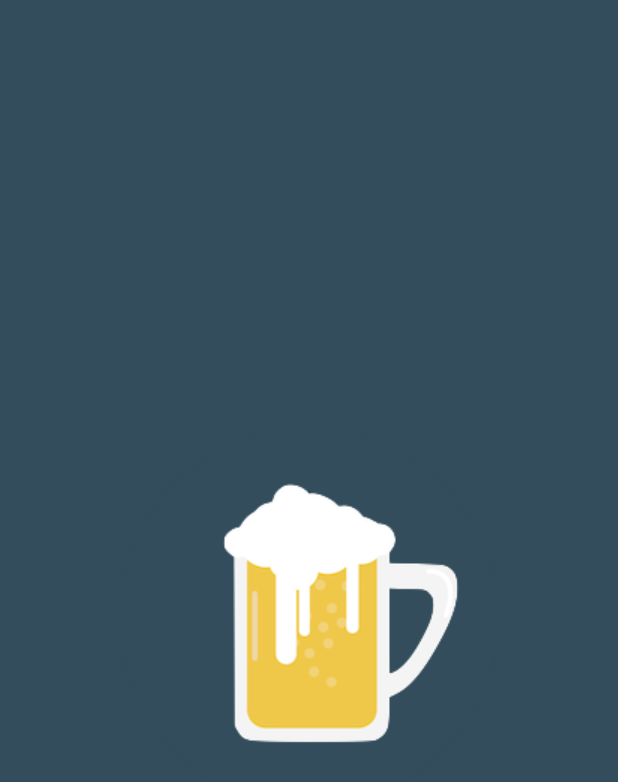
After one commit to JosueAnd/BeerBase, an Android app: the BeerSplash screen opened directly, with no data from a screen before it, on a phone screen of 412 x 824 dp. The commit adds this screen. Shown: the top 782 px of the screen. Run offline under Robolectric (Android 15) with nearby library versions, the phone set to English and light mode, and no system bars.

Commit message:
Added a splash screen.

```diff
--- /dev/null
+++ b/app/src/main/java/com/example/beerrecycler/BeerSplash.java
@@ -0,0 +1,20 @@
+package com.example.beerrecycler;
+
+import android.content.Intent;
+import android.os.Bundle;
+
+import androidx.annotation.Nullable;
+import androidx.appcompat.app.AppCompatActivity;
+
+public class BeerSplash extends AppCompatActivity {
+
+    @Override
+    protected void onCreate(@Nullable Bundle savedInstanceState) {
+
+        super.onCreate(savedInstanceState);
+
+        startActivity(new Intent(this, MainActivity.class));
+
+    }
+
+} // end class BeerSplash
--- /dev/null
+++ b/app/src/main/res/drawable/background_beer_splash.xml
@@ -0,0 +1,12 @@
+<?xml version="1.0" encoding="utf-8"?>
+<layer-list
+    xmlns:android="http://schemas.android.com/apk/res/android">
+
+    <item android:drawable="@color/colorPrimary"/>
+
+    <item>
+        <bitmap android:src="@drawable/beer_icon2"
+                android:gravity="center"/>
+    </item>
+
+</layer-list>
--- a/app/src/main/res/values/styles.xml
+++ b/app/src/main/res/values/styles.xml
@@ -17,4 +17,8 @@
 
     <style name="AppTheme.PopupOverlay" parent="ThemeOverlay.AppCompat.Light" />
 
+    <style name="BeerSplash" parent="AppTheme.NoActionBar">
+        <item name="android:windowBackground">@drawable/background_beer_splash</item>
+    </style>
+
 </resources>
```
Also changed, not shown: app/src/main/AndroidManifest.xml (+19 -4 lines), app/src/main/res/drawable/beer_icon2.png (added).
